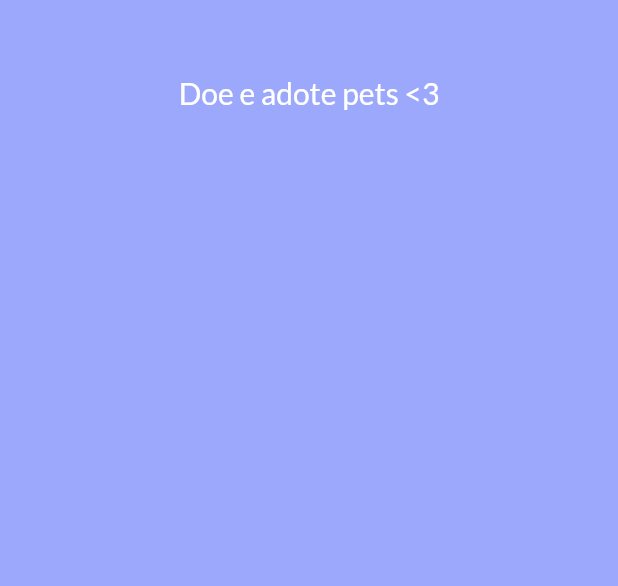
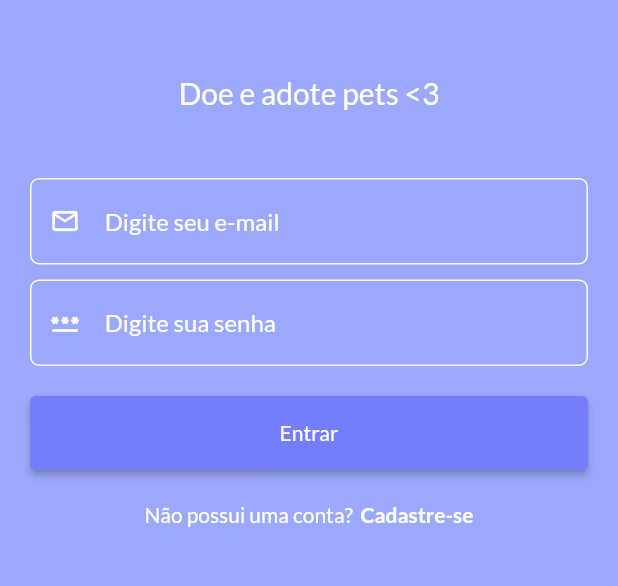
Before and after one commit to marianemori/my_pet_app, a Flutter app: the screen it shows after launch, on a phone screen of 412 x 824 dp, the part 143-729 px from its top. Run offline on Flutter 3.47's test engine with Material 2 defaults, Android fonts, the phone set to English and light mode, and no system bars; our stand-ins replace google_fonts.

Commit message:
feature: login page

```diff
--- /dev/null
+++ b/lib/components/default_texfield.dart
@@ -0,0 +1,58 @@
+import 'package:flutter/material.dart';
+
+class DefaultTextfield extends StatelessWidget {
+  final String? hintText;
+  final IconData? icon;
+  final TextInputType? keyboardType;
+  final bool obscureText;
+
+  const DefaultTextfield(
+      {Key? key,
+      this.hintText,
+      this.icon,
+      this.keyboardType,
+      this.obscureText = false})
+      : super(key: key);
+
+  @override
+  Widget build(BuildContext context) {
+    double width = MediaQuery.of(context).size.width;
+    double height = MediaQuery.of(context).size.height;
+
+    return Container(
+      height: height * 0.07,
+      padding: EdgeInsets.all(width * 0.03),
+      decoration: BoxDecoration(
+          borderRadius: BorderRadius.circular(6),
+          border: Border.all(color: Colors.white)),
+      child: Center(
+        child: Row(
+          children: <Widget>[
+            if (icon != null) ...[
+              Icon(
+                icon,
+                color: Colors.white,
+                size: 20,
+              ),
+              SizedBox(
+                width: width * 0.04,
+              ),
+            ],
+            Expanded(
+              child: TextField(
+                style: const TextStyle(color: Colors.white),
+                keyboardType: keyboardType,
+                obscureText: obscureText,
+                cursorColor: Colors.white,
+                decoration: InputDecoration.collapsed(
+                  hintText: hintText,
+                  hintStyle: const TextStyle(color: Colors.white),
+                ),
+              ),
+            ),
+          ],
+        ),
+      ),
+    );
+  }
+}
--- a/lib/pages/login_page.dart
+++ b/lib/pages/login_page.dart
@@ -1,5 +1,7 @@
 import 'package:flutter/material.dart';
 import 'package:google_fonts/google_fonts.dart';
+
+import '../components/default_texfield.dart';
 
 class LoginPage extends StatefulWidget {
   const LoginPage({super.key});
@@ -13,7 +15,8 @@ class _LoginPageState extends State<LoginPage> {
   Widget build(BuildContext context) {
     return Scaffold(
       backgroundColor: const Color(0xFF9ca8fb),
-      body: Padding(
+      body: SingleChildScrollView(
+        child: Padding(
           padding: const EdgeInsets.all(20.0),
           child: Column(
             children: [
@@ -37,11 +40,86 @@ class _LoginPageState extends State<LoginPage> {
                   ],
                 ),
               ),
-            Text('Doe e adote pets <3',
+              Text(
+                'Doe e adote pets <3',
                 style: GoogleFonts.lato(
                     color: Colors.white,
-                    textStyle: Theme.of(context).textTheme.titleLarge))
+                    textStyle: Theme.of(context).textTheme.titleLarge),
+              ),
+              const SizedBox(
+                height: 20,
+              ),
+              Center(
+                heightFactor: 1.2,
+                child: Column(
+                  children: [
+                    const DefaultTextfield(
+                        hintText: 'Digite seu e-mail',
+                        icon: Icons.email_outlined,
+                        keyboardType: TextInputType.emailAddress),
+                    const SizedBox(
+                      height: 10,
+                    ),
+                    const DefaultTextfield(
+                      hintText: 'Digite sua senha',
+                      icon: Icons.password,
+                      keyboardType: TextInputType.visiblePassword,
+                      obscureText: true,
+                    ),
+                    const SizedBox(
+                      height: 20,
+                    ),
+                    SizedBox(
+                      width: MediaQuery.of(context).size.width,
+                      height: MediaQuery.of(context).size.height * 0.06,
+                      child: ElevatedButton(
+                          style: ButtonStyle(
+                            backgroundColor: MaterialStateProperty.all<Color>(
+                                const Color(0xFF757EFA)),
+                          ),
+                          child: const Text('Entrar'),
+                          onPressed: () {}),
+                    ),
+                    const SizedBox(
+                      height: 5,
+                    ),
+                    InkWell(
+                      highlightColor: Colors.transparent,
+                      splashColor: Colors.transparent,
+                      onTap: () {},
+                      child: SizedBox(
+                        height: MediaQuery.of(context).size.height * 0.06,
+                        child: Row(
+                          mainAxisAlignment: MainAxisAlignment.center,
+                          children: [
+                            Text(
+                              'Não possui uma conta?',
+                              style: GoogleFonts.lato(
+                                  color: Colors.white,
+                                  textStyle:
+                                      Theme.of(context).textTheme.bodyMedium),
+                            ),
+                            const SizedBox(
+                              width: 5,
+                            ),
+                            Text(
+                              'Cadastre-se',
+                              style: GoogleFonts.lato(
+                                  color: Colors.white,
+                                  textStyle: Theme.of(context)
+                                      .textTheme
+                                      .bodyMedium
+                                      ?.copyWith(fontWeight: FontWeight.w700)),
+                            ),
                           ],
+                        ),
+                      ),
+                    )
+                  ],
+                ),
+              ),
+            ],
+          ),
         ),
       ),
     );
```
Lines whose indentation alone changed are shown as unchanged.
